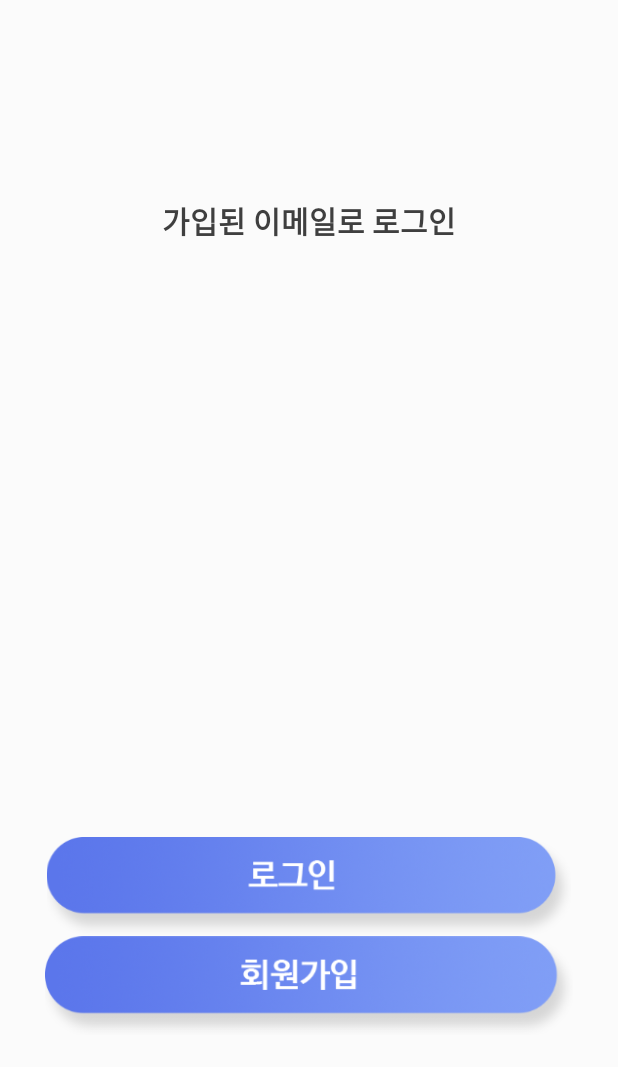
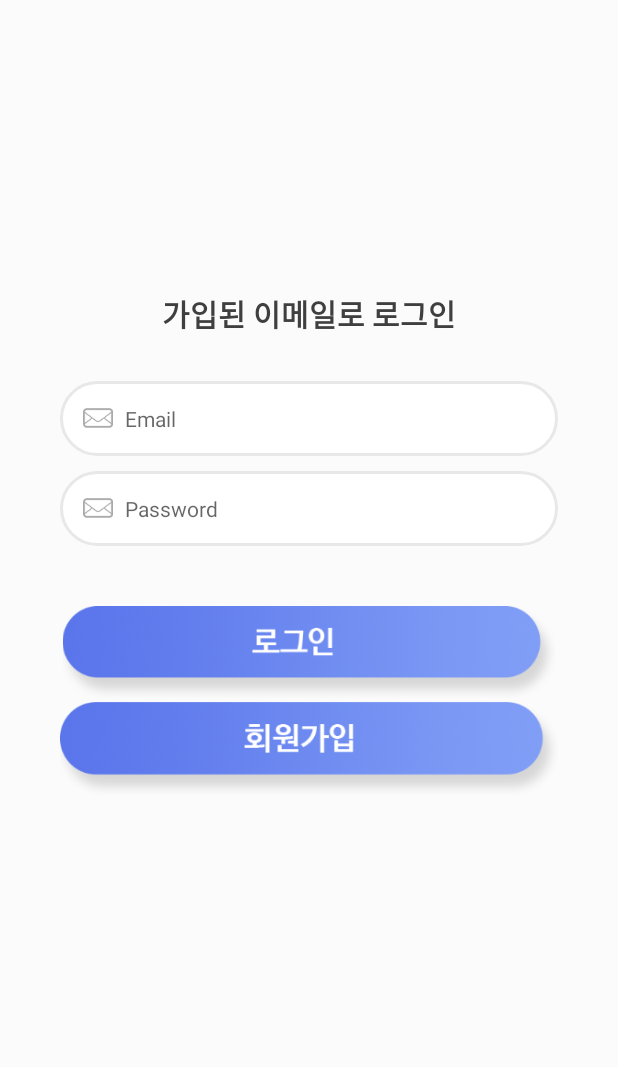
Before and after one commit to connectingmaker/liveenglishclass.com.talkstar.android, an Android app: the layout activity_login.xml on its own in the app's theme, with its tools: preview values and no code run, on a phone screen of 412 x 824 dp. Shown: the top 1067 px of the screen. Run offline under Robolectric (Android 15) with nearby library versions, the light colour scheme and no system bars.

Commit message:
로그인 UI

```diff
--- a/app/src/main/AndroidManifest.xml
+++ b/app/src/main/AndroidManifest.xml
@@ -20,13 +20,14 @@
             android:name=".IntroActivity"
             android:label="@string/title_activity_intro"
             android:theme="@style/AppTheme">
+        </activity>
+        <activity android:name=".LoginActivity">
             <intent-filter>
                 <action android:name="android.intent.action.MAIN" />
 
                 <category android:name="android.intent.category.LAUNCHER" />
             </intent-filter>
         </activity>
-        <activity android:name=".LoginActivity"></activity>
     </application>
 
 </manifest>
--- /dev/null
+++ b/app/src/main/res/drawable/login_edittext.xml
@@ -0,0 +1,11 @@
+<?xml version="1.0" encoding="utf-8"?>
+<shape xmlns:android="http://schemas.android.com/apk/res/android">
+
+    <solid android:color="#ffffff"/>
+    <stroke
+        android:width="2dp"
+        android:color="#e8e8e8" />
+    <corners
+        android:radius="30dp"
+        />
+</shape>
--- a/app/src/main/res/layout/activity_intro.xml
+++ b/app/src/main/res/layout/activity_intro.xml
@@ -64,6 +64,9 @@
                 android:paddingLeft="30dp"
                 android:paddingRight="30dp"
                 android:src="@mipmap/intro_btn_join"/>
+
+
+
         </LinearLayout>
     </LinearLayout>
 
--- a/app/src/main/res/layout/activity_login.xml
+++ b/app/src/main/res/layout/activity_login.xml
@@ -17,7 +17,8 @@
         <LinearLayout
             android:layout_width="match_parent"
             android:layout_height="wrap_content"
-            android:gravity="center_horizontal|center_vertical"
+            android:gravity="center_horizontal|bottom"
+            android:paddingBottom="30dp"
             android:layout_weight="0.40">
 
 
@@ -29,22 +30,52 @@
                 android:textStyle="bold"
                 android:textColor="#3f3f3f"
                 android:lineSpacingExtra="15dip"
+
                 android:text="@string/memberJoinTitle" />
         </LinearLayout>
-
-        <LinearLayout
-            android:layout_width="match_parent"
-            android:layout_height="wrap_content"
-
-            android:layout_weight="0.20"></LinearLayout>
 
         <LinearLayout
             android:orientation="vertical"
             android:layout_width="match_parent"
             android:layout_height="wrap_content"
-            android:gravity="center_horizontal|center_vertical"
-            android:layout_weight="0.40">
+            android:paddingLeft="40dp"
+            android:paddingRight="40dp"
+            android:layout_weight="0.70">
 
+            <EditText
+                android:layout_width="match_parent"
+                android:layout_height="wrap_content"
+
+                android:padding="15dp"
+                android:drawableLeft="@mipmap/login_icon_email"
+                android:drawableStart="@mipmap/login_icon_email"
+                android:drawablePadding="8dp"
+                android:background="@drawable/login_edittext"
+                android:hint="Email"
+                android:textSize="14dp">
+            </EditText>
+
+            <EditText
+                android:layout_width="match_parent"
+                android:layout_height="wrap_content"
+                android:layout_marginTop="10dp"
+                android:padding="15dp"
+                android:drawableLeft="@mipmap/login_icon_email"
+                android:drawableStart="@mipmap/login_icon_email"
+                android:drawablePadding="8dp"
+                android:background="@drawable/login_edittext"
+                android:hint="Password"
+                android:textSize="14dp">
+
+
+            </EditText>
+
+            <LinearLayout
+                android:orientation="vertical"
+                android:layout_width="match_parent"
+                android:layout_height="wrap_content"
+                android:gravity="center_horizontal"
+                android:layout_marginTop="40dp">
                 <ImageButton
                     android:layout_width="wrap_content"
                     android:layout_height="wrap_content"
@@ -52,8 +83,6 @@
                     android:layout_gravity="center"
                     android:adjustViewBounds="true"
                     android:scaleType="fitCenter"
-                android:paddingLeft="30dp"
-                android:paddingRight="30dp"
                     android:src="@mipmap/intro_btn_login"/>
 
                 <ImageButton
@@ -64,11 +93,16 @@
                     android:layout_centerHorizontal="true"
                     android:layout_gravity="center"
                     android:scaleType="fitCenter"
-                android:paddingLeft="30dp"
-                android:paddingRight="30dp"
                     android:src="@mipmap/intro_btn_join"/>
 
+
+
             </LinearLayout>
+
+
+
+        </LinearLayout>
+
 
 
     </LinearLayout>
```
Also changed, not shown: app/src/main/res/mipmap-xhdpi/login_icon_email.png (added), app/src/main/res/mipmap-xhdpi/login_icon_pw.png (added). Lines whose indentation alone changed are shown as unchanged.
